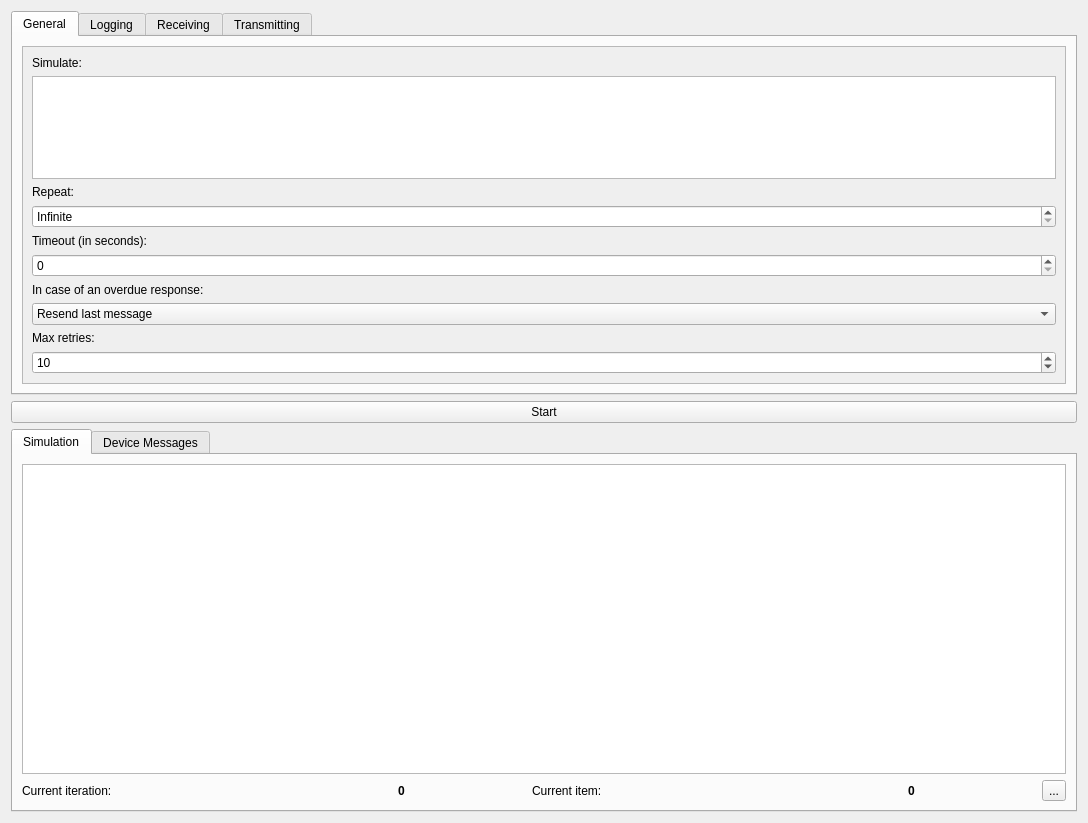
Above: data/ui/simulator_dialog.ui from jopohl/urh before the change. Below: the same form after it.
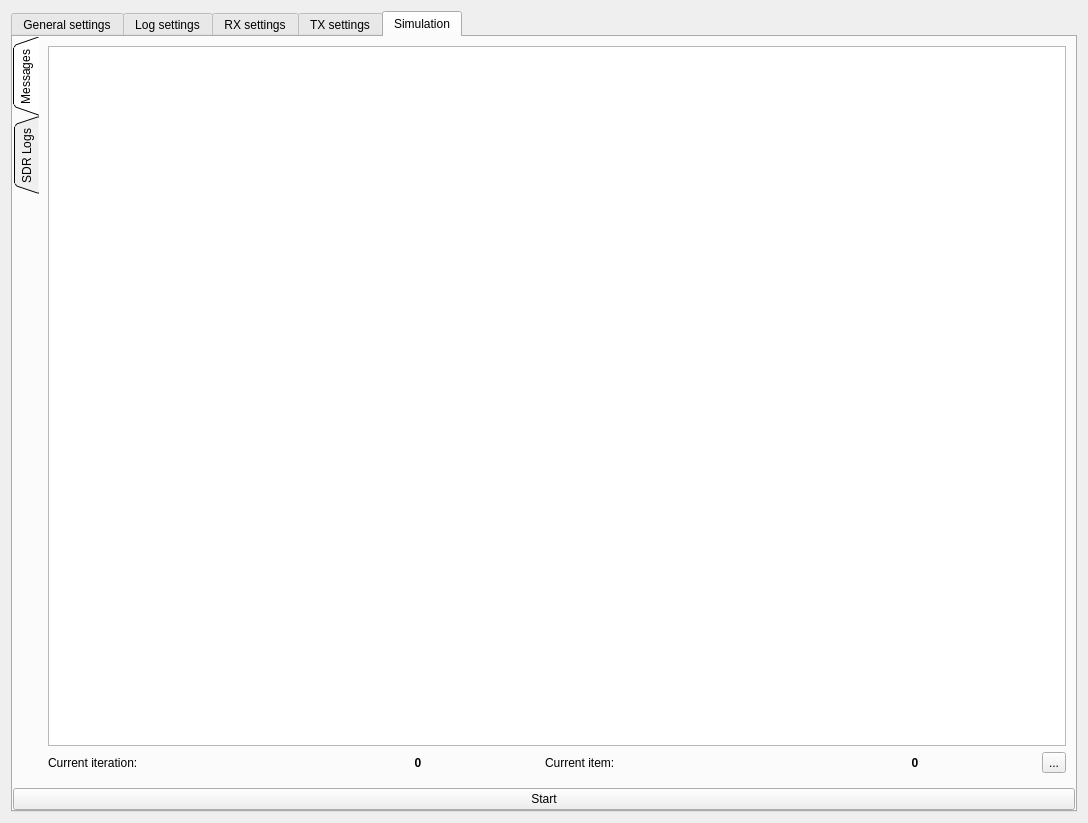
That is the form after the change. Icons and pictures are not drawn. Custom widgets are drawn as their Qt base class.

Commit message: move simulation to fifth tab

Diff of the .ui file:
```diff
--- a/data/ui/simulator_dialog.ui
+++ b/data/ui/simulator_dialog.ui
@@ -17,15 +17,30 @@
    <item>
     <widget class="QTabWidget" name="tabWidgetSimulatorSettings">
      <property name="currentIndex">
-      <number>0</number>
+      <number>4</number>
      </property>
      <widget class="QWidget" name="tabGeneral">
       <attribute name="title">
-       <string>General</string>
+       <string>General settings</string>
       </attribute>
       <layout class="QVBoxLayout" name="verticalLayout">
+       <property name="leftMargin">
+        <number>0</number>
+       </property>
+       <property name="topMargin">
+        <number>0</number>
+       </property>
+       <property name="rightMargin">
+        <number>0</number>
+       </property>
+       <property name="bottomMargin">
+        <number>0</number>
+       </property>
        <item>
         <widget class="QScrollArea" name="scrollArea">
+         <property name="frameShape">
+          <enum>QFrame::NoFrame</enum>
+         </property>
          <property name="widgetResizable">
           <bool>true</bool>
          </property>
@@ -34,8 +49,8 @@
            <rect>
             <x>0</x>
             <y>0</y>
-            <width>1038</width>
-            <height>450</height>
+            <width>1062</width>
+            <height>764</height>
            </rect>
           </property>
           <layout class="QVBoxLayout" name="verticalLayout_2">
@@ -128,7 +143,7 @@
      </widget>
      <widget class="QWidget" name="tabLog">
       <attribute name="title">
-       <string>Logging</string>
+       <string>Log settings</string>
       </attribute>
       <layout class="QVBoxLayout" name="verticalLayout_3">
        <item>
@@ -163,7 +178,7 @@
      </widget>
      <widget class="QWidget" name="tabRX">
       <attribute name="title">
-       <string>Receiving</string>
+       <string>RX settings</string>
       </attribute>
       <layout class="QVBoxLayout" name="verticalLayout_5">
        <item>
@@ -202,7 +217,7 @@
      </widget>
      <widget class="QWidget" name="tabTX">
       <attribute name="title">
-       <string>Transmitting</string>
+       <string>TX settings</string>
       </attribute>
       <layout class="QVBoxLayout" name="verticalLayout_7">
        <item>
@@ -239,27 +254,40 @@
        </item>
       </layout>
      </widget>
-    </widget>
-   </item>
-   <item>
-    <widget class="QPushButton" name="btnStartStop">
-     <property name="text">
-      <string>Start</string>
-     </property>
-     <property name="icon">
-      <iconset theme="media-playback-start">
-       <normaloff>.</normaloff>.</iconset>
-     </property>
-    </widget>
-   </item>
+     <widget class="QWidget" name="tabSimulation">
+      <attribute name="title">
+       <string>Simulation</string>
+      </attribute>
+      <layout class="QVBoxLayout" name="verticalLayout_9">
+       <property name="leftMargin">
+        <number>0</number>
+       </property>
+       <property name="topMargin">
+        <number>0</number>
+       </property>
+       <property name="rightMargin">
+        <number>0</number>
+       </property>
+       <property name="bottomMargin">
+        <number>0</number>
+       </property>
    <item>
     <widget class="QTabWidget" name="tabWidget">
+         <property name="styleSheet">
+          <string notr="true">QTabWidget::pane { border: 0; }</string>
+         </property>
+         <property name="tabPosition">
+          <enum>QTabWidget::West</enum>
+         </property>
+         <property name="tabShape">
+          <enum>QTabWidget::Triangular</enum>
+         </property>
      <property name="currentIndex">
       <number>0</number>
      </property>
      <widget class="QWidget" name="tab_simulation">
       <attribute name="title">
-       <string>Simulation</string>
+           <string>Messages</string>
       </attribute>
       <layout class="QGridLayout" name="gridLayout">
        <item row="1" column="1">
@@ -330,13 +358,28 @@
      </widget>
      <widget class="QWidget" name="tab_device">
       <attribute name="title">
-       <string>Device Messages</string>
+           <string>SDR Logs</string>
       </attribute>
       <layout class="QHBoxLayout" name="horizontalLayout_2">
        <item>
         <widget class="QTextEdit" name="textEditDevices">
          <property name="readOnly">
           <bool>true</bool>
+             </property>
+            </widget>
+           </item>
+          </layout>
+         </widget>
+        </widget>
+       </item>
+       <item>
+        <widget class="QPushButton" name="btnStartStop">
+         <property name="text">
+          <string>Start</string>
+         </property>
+         <property name="icon">
+          <iconset theme="media-playback-start">
+           <normaloff>.</normaloff>.</iconset>
          </property>
         </widget>
        </item>
```
Left out of the diff: 56 changed lines with no effect on the pictures. Lines whose indentation alone changed are shown as unchanged. The commit also changes 1 other file.
